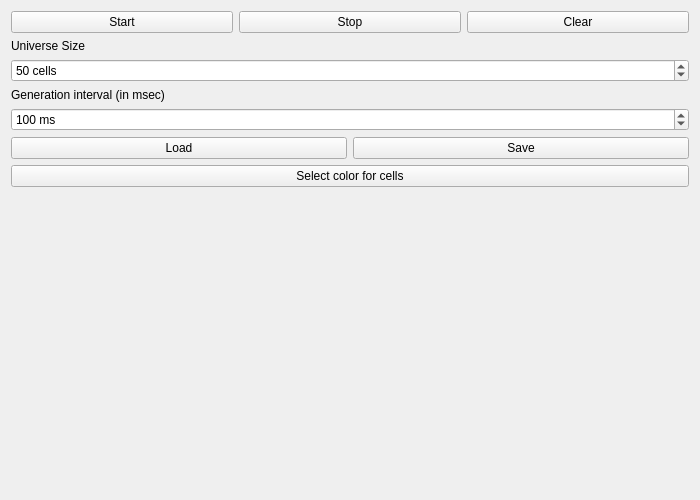
The window that mainwindow.ui (GoodRonTPU/GameOfLife) describes before a commit, drawn with Qt 5.
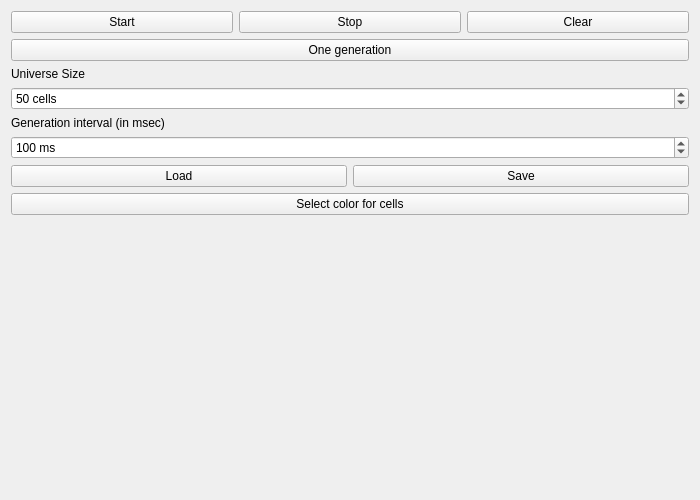
The same window after the commit.

Patch:
```diff
--- a/mainwindow.ui
+++ b/mainwindow.ui
@@ -47,6 +47,13 @@
           </item>
          </layout>
         </item>
+        <item>
+         <widget class="QPushButton" name="stepButton">
+          <property name="text">
+           <string>One generation</string>
+          </property>
+         </widget>
+        </item>
         <item>
          <widget class="QLabel" name="label">
           <property name="text">
```
